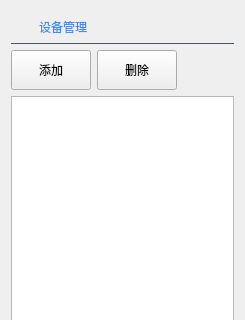
This is UAVManage/devicemanage.ui in gessd/UAVManage as Qt 5 draws it before an edit; both pictures show x 0 to 245 and y 0 to 320 of the 245 by 560 pixel window. The edited form follows.
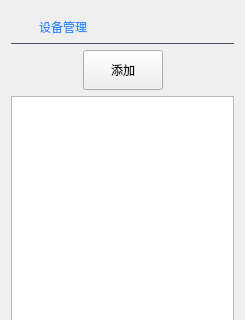
This is the edited form. Icons and pictures are not drawn.

Commit message: 调整设备控制列表布局

Diff of the .ui file:
```diff
--- a/UAVManage/devicemanage.ui
+++ b/UAVManage/devicemanage.ui
@@ -293,6 +293,19 @@
       </item>
       <item row="1" column="0">
        <layout class="QHBoxLayout" name="horizontalLayout">
+        <item>
+         <spacer name="horizontalSpacer_3">
+          <property name="orientation">
+           <enum>Qt::Horizontal</enum>
+          </property>
+          <property name="sizeHint" stdset="0">
+           <size>
+            <width>40</width>
+            <height>20</height>
+           </size>
+          </property>
+         </spacer>
+        </item>
         <item>
          <widget class="QToolButton" name="btnAddDevice">
           <property name="minimumSize">
@@ -319,32 +332,6 @@
           </property>
          </widget>
         </item>
-        <item>
-         <widget class="QToolButton" name="btnRemoveDevice">
-          <property name="minimumSize">
-           <size>
-            <width>80</width>
-            <height>40</height>
-           </size>
-          </property>
-          <property name="text">
-           <string>删除</string>
-          </property>
-          <property name="icon">
-           <iconset resource="uavmanage.qrc">
-            <normaloff>:/res/images/delete.png</normaloff>:/res/images/delete.png</iconset>
-          </property>
-          <property name="iconSize">
-           <size>
-            <width>22</width>
-            <height>22</height>
-           </size>
-          </property>
-          <property name="toolButtonStyle">
-           <enum>Qt::ToolButtonTextBesideIcon</enum>
-          </property>
-         </widget>
-        </item>
         <item>
          <spacer name="horizontalSpacer_4">
           <property name="orientation">
```
The commit also changes 5 other files.
